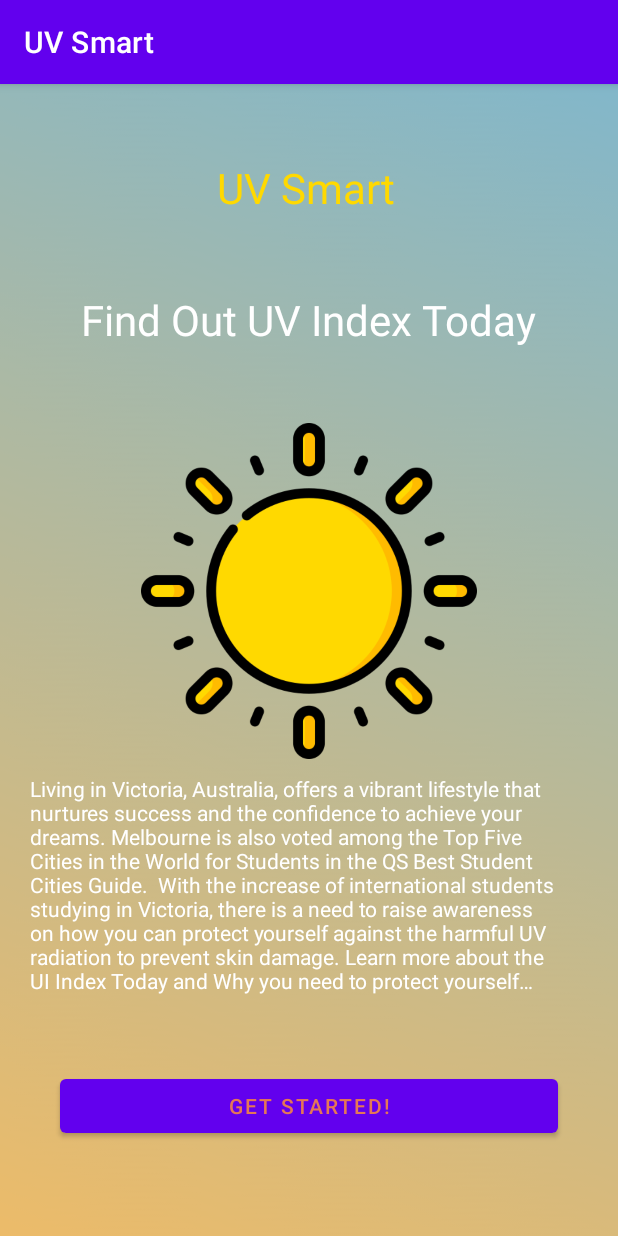
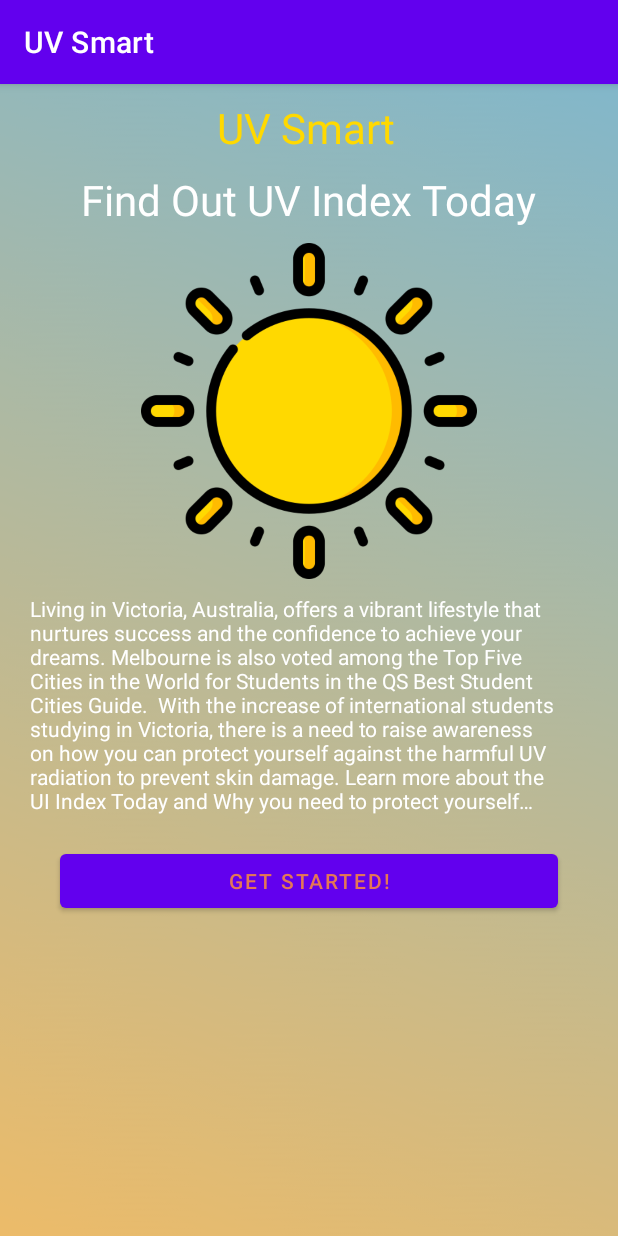
Before and after one commit to SurfSniper/UVSmart, an Android app: the screen it shows after launch (MainActivity), on a phone screen of 412 x 824 dp. Run offline under Robolectric (Android 15) with nearby library versions, the phone set to English and light mode, and no system bars.

```diff
--- a/app/src/main/res/layout/activity_main.xml
+++ b/app/src/main/res/layout/activity_main.xml
@@ -13,7 +13,7 @@
         android:layout_width="162dp"
         android:layout_height="wrap_content"
         android:layout_marginStart="20dp"
-        android:layout_marginTop="50dp"
+        android:layout_marginTop="10dp"
         android:layout_gravity="center"
         android:text="UV Smart"
         android:textColor="#FFD900"
@@ -23,7 +23,7 @@
         android:layout_width="wrap_content"
         android:layout_height="wrap_content"
         android:layout_gravity="center"
-        android:layout_marginTop="50dp"
+        android:layout_marginTop="10dp"
         android:text="Find Out UV Index Today"
         android:textColor="@android:color/white"
         android:textSize="28sp" />
@@ -33,7 +33,7 @@
         android:layout_width="244dp"
         android:layout_height="224dp"
         android:layout_gravity="center"
-        android:layout_marginTop="50dp"
+        android:layout_marginTop="10dp"
         app:srcCompat="@drawable/sun" />
 
     <TextView
@@ -50,8 +50,9 @@
         android:id="@+id/bt"
         android:layout_width="match_parent"
         android:layout_height="wrap_content"
+        android:layout_gravity="center"
         android:layout_marginHorizontal="40dp"
-        android:layout_marginTop="50dp"
+        android:layout_marginTop="20dp"
         android:text="GET STARTED!"
         android:textColor="#E57755" />
 
```
